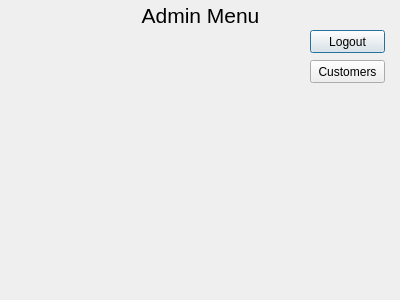
First picture: the form in adminmenu.ui, repository OverworldLord/pxgic, before the edit.
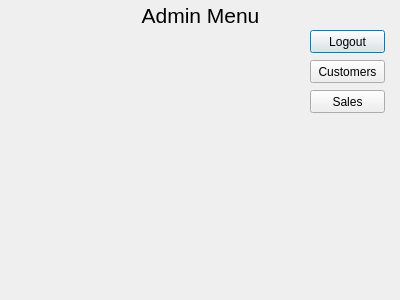
Second picture: the form after the edit.

Patch:
```diff
--- a/adminmenu.ui
+++ b/adminmenu.ui
@@ -52,6 +52,19 @@
     <string>Customers</string>
    </property>
   </widget>
+  <widget class="QPushButton" name="pushButton_3">
+   <property name="geometry">
+    <rect>
+     <x>310</x>
+     <y>90</y>
+     <width>75</width>
+     <height>23</height>
+    </rect>
+   </property>
+   <property name="text">
+    <string>Sales</string>
+   </property>
+  </widget>
  </widget>
  <resources/>
  <connections/>
```
